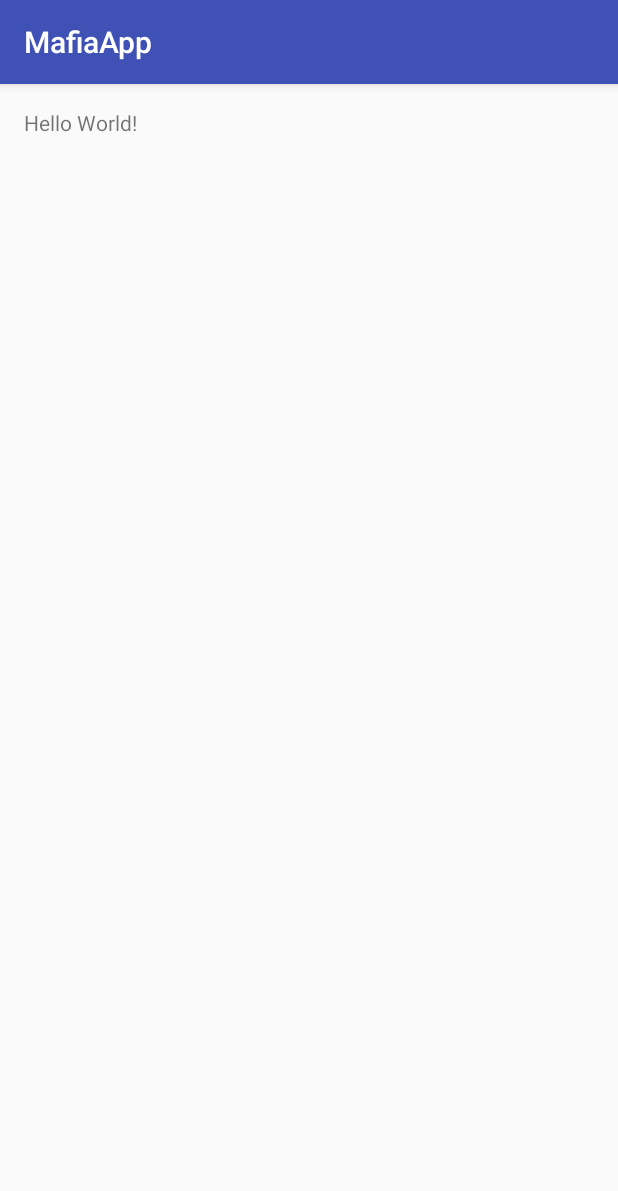
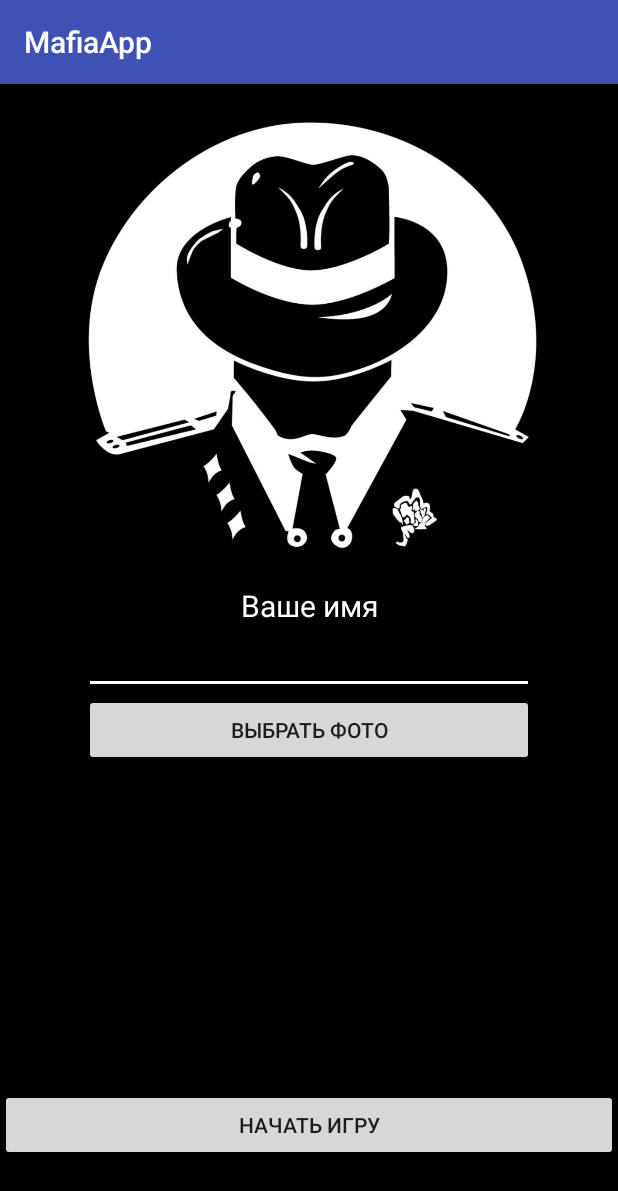
Before and after one commit to mmbabaev/mafiaAndroid, an Android app: the screen it shows after launch (Mafia before the commit, RegisterUserActivity after it), on a phone screen of 412 x 824 dp. Shown: the top 1191 px of the screen. Run offline under Robolectric (Android 15) with nearby library versions, the phone set to English and light mode, and no system bars.

Commit message:
intro screen

```diff
--- a/app/src/main/AndroidManifest.xml
+++ b/app/src/main/AndroidManifest.xml
@@ -8,7 +8,7 @@
         android:label="@string/app_name"
         android:supportsRtl="true"
         android:theme="@style/AppTheme">
-        <activity android:name=".Mafia">
+        <activity android:name=".RegisterUserActivity">
             <intent-filter>
                 <action android:name="android.intent.action.MAIN" />
 
--- a/app/src/main/java/mbabaev/mafiaapp/Mafia.java
+++ b/app/src/main/java/mbabaev/mafiaapp/RegisterUserActivity.java
@@ -3,11 +3,11 @@ package mbabaev.mafiaapp;
 import android.support.v7.app.AppCompatActivity;
 import android.os.Bundle;
 
-public class Mafia extends AppCompatActivity {
+public class RegisterUserActivity extends AppCompatActivity {
 
     @Override
     protected void onCreate(Bundle savedInstanceState) {
         super.onCreate(savedInstanceState);
-        setContentView(R.layout.join_game);
+        setContentView(R.layout.register_user);
     }
 }
--- a/app/src/main/res/layout/join_game.xml
+++ b/app/src/main/res/layout/join_game.xml
@@ -7,7 +7,7 @@
     android:paddingLeft="@dimen/activity_horizontal_margin"
     android:paddingRight="@dimen/activity_horizontal_margin"
     android:paddingTop="@dimen/activity_vertical_margin"
-    tools:context="mbabaev.mafiaapp.Mafia">
+    tools:context=".RegisterUserActivity">
 
     <TextView
         android:layout_width="wrap_content"
--- /dev/null
+++ b/app/src/main/res/layout/register_user.xml
@@ -0,0 +1,59 @@
+<?xml version="1.0" encoding="utf-8"?>
+<RelativeLayout xmlns:android="http://schemas.android.com/apk/res/android"
+    android:orientation="vertical" android:layout_width="match_parent"
+    android:layout_height="match_parent"
+    android:background="@color/black">
+
+    <Button
+        android:layout_width="wrap_content"
+        android:layout_height="wrap_content"
+        android:id="@+id/start_game_button"
+        android:text="Начать игру"
+        android:layout_alignParentBottom="true"
+        android:layout_marginBottom="50dp"
+        android:layout_alignParentLeft="true"
+        android:layout_alignParentStart="true"
+        android:layout_alignParentRight="true"
+        android:layout_alignParentEnd="true" />
+
+    <TextView
+        android:layout_width="300dp"
+        android:layout_height="wrap_content"
+        android:textColor="@color/white"
+        android:textAlignment="center"
+        android:textSize="20dp"
+        android:layout_above="@+id/editText"
+        android:layout_alignLeft="@+id/editText"
+        android:layout_alignStart="@+id/editText"
+        android:id="@+id/textView"
+        android:text="Ваше имя" />
+    <EditText
+        android:layout_width="300dp"
+        android:layout_height="wrap_content"
+        android:id="@+id/editText"
+        android:hint="Ваше имя"
+        android:backgroundTint="@color/white"
+        android:layout_centerVertical="true"
+        android:layout_centerHorizontal="true" />
+    <Button
+        android:layout_width="300dp"
+        android:layout_height="wrap_content"
+        android:id="@+id/button"
+        android:text="Выбрать фото"
+        android:layout_below="@+id/editText"
+        android:layout_alignLeft="@+id/editText"
+        android:layout_alignStart="@+id/editText" />
+
+    <ImageView
+        android:layout_width="wrap_content"
+        android:layout_height="wrap_content"
+        android:id="@+id/imageView"
+        android:layout_alignParentTop="true"
+        android:layout_alignParentLeft="true"
+        android:layout_alignParentStart="true"
+        android:layout_above="@+id/textView"
+        android:layout_alignParentRight="true"
+        android:layout_alignParentEnd="true"
+        android:src="@drawable/intro"/>
+
+</RelativeLayout>
--- a/app/src/main/res/layout/start_new_game.xml
+++ /dev/null
@@ -1,6 +0,0 @@
-<?xml version="1.0" encoding="utf-8"?>
-<LinearLayout xmlns:android="http://schemas.android.com/apk/res/android"
-    android:orientation="vertical" android:layout_width="match_parent"
-    android:layout_height="match_parent">
-
-</LinearLayout>
--- a/app/src/main/res/values/colors.xml
+++ b/app/src/main/res/values/colors.xml
@@ -3,4 +3,6 @@
     <color name="colorPrimary">#3F51B5</color>
     <color name="colorPrimaryDark">#303F9F</color>
     <color name="colorAccent">#FF4081</color>
+    <color name="black">#000000</color>
+    <color name="white">#ffffff</color>
 </resources>
```
Also changed, not shown: app/src/main/res/drawable/intro.png (added), app/src/main/res/drawable/introduction.png (deleted), app/src/main/res/drawable/mafia.png (added), app/src/main/res/drawable/mafia_black1.png (added), app/src/main/res/drawable/mafia_white1.png (added).
